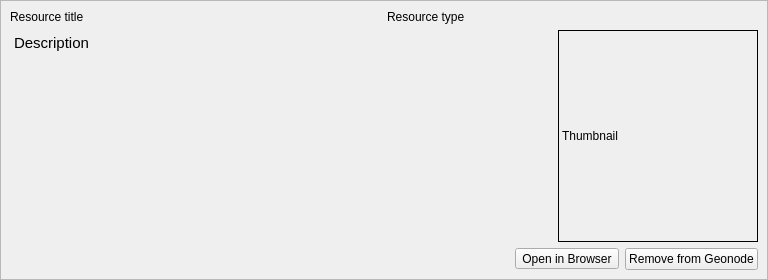
First picture: the form in src/qgis_geonode/ui/search_result_widget.ui, repository GeoNode/QGISGeoNodePlugin, before the edit.
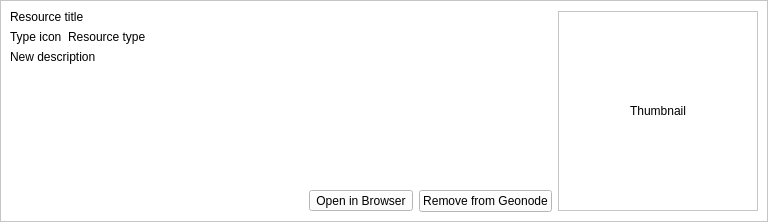
Second picture: the form after the edit.

Commit message:
Modify the UI in order to be somewhat more pleasing
- Use a QLabel instead of QTextEdit
- Add a white background
- Tweak the margins
- Add an icon for resource type
- Change the layout of each search result

Patch:
```diff
--- a/src/qgis_geonode/ui/search_result_widget.ui
+++ b/src/qgis_geonode/ui/search_result_widget.ui
@@ -7,16 +7,28 @@
     <x>0</x>
     <y>0</y>
     <width>768</width>
-    <height>280</height>
+    <height>222</height>
    </rect>
   </property>
+  <property name="sizePolicy">
+   <sizepolicy hsizetype="Expanding" vsizetype="Fixed">
+    <horstretch>0</horstretch>
+    <verstretch>0</verstretch>
+   </sizepolicy>
+  </property>
+  <property name="maximumSize">
+   <size>
+    <width>16777215</width>
+    <height>222</height>
+   </size>
+  </property>
   <property name="windowTitle">
    <string>Resource</string>
   </property>
-  <layout class="QVBoxLayout" name="verticalLayout_2">
-   <property name="spacing">
-    <number>0</number>
-   </property>
+  <property name="styleSheet">
+   <string notr="true">background-color: rgb(255, 255, 255);</string>
+  </property>
+  <layout class="QVBoxLayout" name="verticalLayout_3">
    <property name="leftMargin">
     <number>0</number>
    </property>
@@ -31,16 +43,22 @@
    </property>
    <item>
     <widget class="QFrame" name="resource">
+     <property name="sizePolicy">
+      <sizepolicy hsizetype="Expanding" vsizetype="Expanding">
+       <horstretch>0</horstretch>
+       <verstretch>0</verstretch>
+      </sizepolicy>
+     </property>
      <property name="frameShape">
       <enum>QFrame::StyledPanel</enum>
      </property>
      <property name="frameShadow">
       <enum>QFrame::Plain</enum>
      </property>
+     <layout class="QHBoxLayout" name="horizontalLayout_2">
+      <item>
      <layout class="QVBoxLayout" name="verticalLayout">
       <item>
-       <layout class="QHBoxLayout" name="horizontalLayout_3">
-        <item>
          <widget class="QLabel" name="name_la">
           <property name="sizePolicy">
            <sizepolicy hsizetype="Preferred" vsizetype="Preferred">
@@ -63,59 +81,59 @@
          </widget>
         </item>
         <item>
+         <layout class="QHBoxLayout" name="horizontalLayout">
+          <item>
+           <widget class="QLabel" name="resource_type_icon_la">
+            <property name="sizePolicy">
+             <sizepolicy hsizetype="Minimum" vsizetype="Preferred">
+              <horstretch>0</horstretch>
+              <verstretch>0</verstretch>
+             </sizepolicy>
+            </property>
+            <property name="text">
+             <string>Type icon</string>
+            </property>
+           </widget>
+          </item>
+          <item>
          <widget class="QLabel" name="resource_type_la">
+            <property name="sizePolicy">
+             <sizepolicy hsizetype="Expanding" vsizetype="Preferred">
+              <horstretch>0</horstretch>
+              <verstretch>0</verstretch>
+             </sizepolicy>
+            </property>
           <property name="text">
            <string>Resource type</string>
           </property>
-         </widget>
-        </item>
-       </layout>
-      </item>
-      <item>
-       <layout class="QHBoxLayout" name="horizontalLayout">
-        <item>
-         <widget class="QTextEdit" name="description_la">
-          <property name="styleSheet">
-           <string notr="true">background:transparent;</string>
-          </property>
-          <property name="frameShape">
-           <enum>QFrame::NoFrame</enum>
-          </property>
-          <property name="verticalScrollBarPolicy">
-           <enum>Qt::ScrollBarAlwaysOff</enum>
-          </property>
-          <property name="horizontalScrollBarPolicy">
-           <enum>Qt::ScrollBarAlwaysOff</enum>
-          </property>
-          <property name="readOnly">
+            <property name="wordWrap">
            <bool>true</bool>
           </property>
-          <property name="html">
-           <string>&lt;!DOCTYPE HTML PUBLIC &quot;-//W3C//DTD HTML 4.0//EN&quot; &quot;http://www.w3.org/TR/REC-html40/strict.dtd&quot;&gt;
-&lt;html&gt;&lt;head&gt;&lt;meta name=&quot;qrichtext&quot; content=&quot;1&quot; /&gt;&lt;style type=&quot;text/css&quot;&gt;
-p, li { white-space: pre-wrap; }
-&lt;/style&gt;&lt;/head&gt;&lt;body style=&quot; font-family:'Ubuntu'; font-size:11pt; font-weight:400; font-style:normal;&quot;&gt;
-&lt;p style=&quot; margin-top:0px; margin-bottom:0px; margin-left:0px; margin-right:0px; -qt-block-indent:0; text-indent:0px;&quot;&gt;Description&lt;/p&gt;&lt;/body&gt;&lt;/html&gt;</string>
-          </property>
-         </widget>
-        </item>
+           </widget>
+          </item>
+         </layout>
+        </item>
         <item>
-         <widget class="QLabel" name="thumbnail_la">
-          <property name="minimumSize">
-           <size>
-            <width>200</width>
-            <height>200</height>
-           </size>
-          </property>
-          <property name="frameShape">
-           <enum>QFrame::Box</enum>
+         <widget class="QLabel" name="description_la">
+          <property name="sizePolicy">
+           <sizepolicy hsizetype="Expanding" vsizetype="Expanding">
+            <horstretch>0</horstretch>
+            <verstretch>0</verstretch>
+           </sizepolicy>
           </property>
           <property name="text">
-           <string>Thumbnail</string>
+           <string>New description</string>
+          </property>
+          <property name="alignment">
+           <set>Qt::AlignLeading|Qt::AlignLeft|Qt::AlignTop</set>
+          </property>
+          <property name="wordWrap">
+           <bool>true</bool>
+          </property>
+          <property name="textInteractionFlags">
+           <set>Qt::LinksAccessibleByMouse|Qt::TextSelectableByMouse</set>
           </property>
          </widget>
-        </item>
-       </layout>
       </item>
       <item>
        <layout class="QHBoxLayout" name="action_buttons_layout">
@@ -149,6 +167,37 @@
           </property>
           <property name="text">
            <string>Remove from Geonode</string>
+            </property>
+           </widget>
+          </item>
+         </layout>
+        </item>
+       </layout>
+      </item>
+      <item>
+       <layout class="QVBoxLayout" name="verticalLayout_2">
+        <item>
+         <widget class="QLabel" name="thumbnail_la">
+          <property name="sizePolicy">
+           <sizepolicy hsizetype="Preferred" vsizetype="Fixed">
+            <horstretch>0</horstretch>
+            <verstretch>0</verstretch>
+           </sizepolicy>
+          </property>
+          <property name="minimumSize">
+           <size>
+            <width>200</width>
+            <height>200</height>
+           </size>
+          </property>
+          <property name="frameShape">
+           <enum>QFrame::StyledPanel</enum>
+          </property>
+          <property name="text">
+           <string>Thumbnail</string>
+          </property>
+          <property name="alignment">
+           <set>Qt::AlignCenter</set>
           </property>
          </widget>
         </item>
```
Lines whose indentation alone changed are shown as unchanged. The commit also changes 5 other files.
